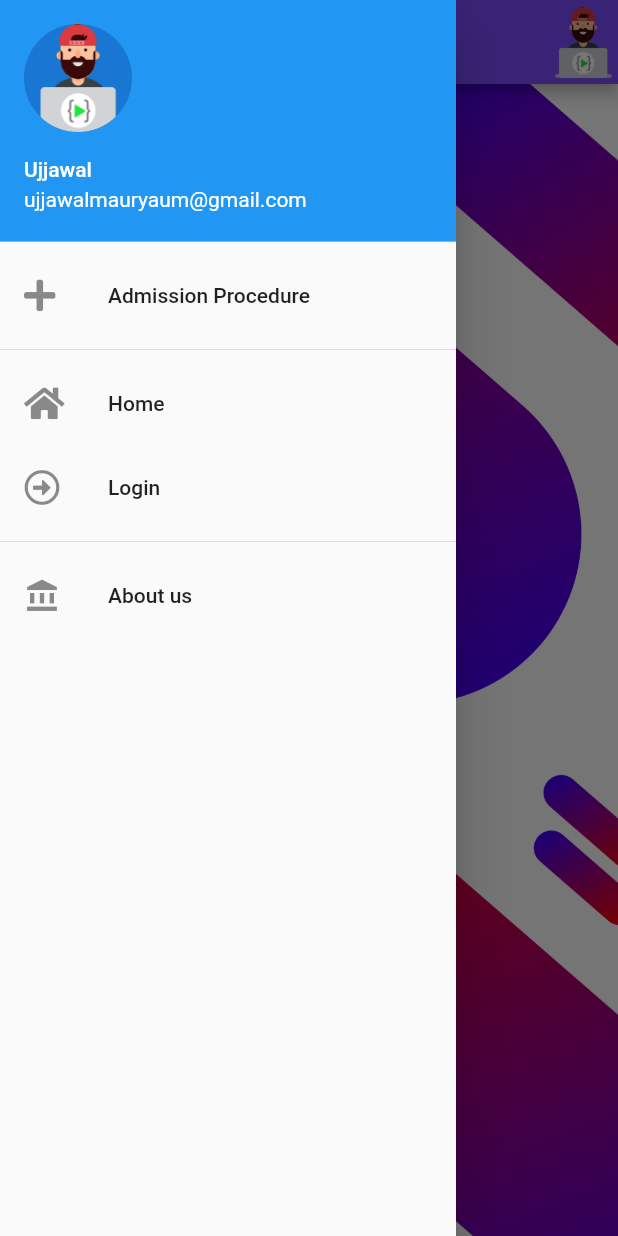
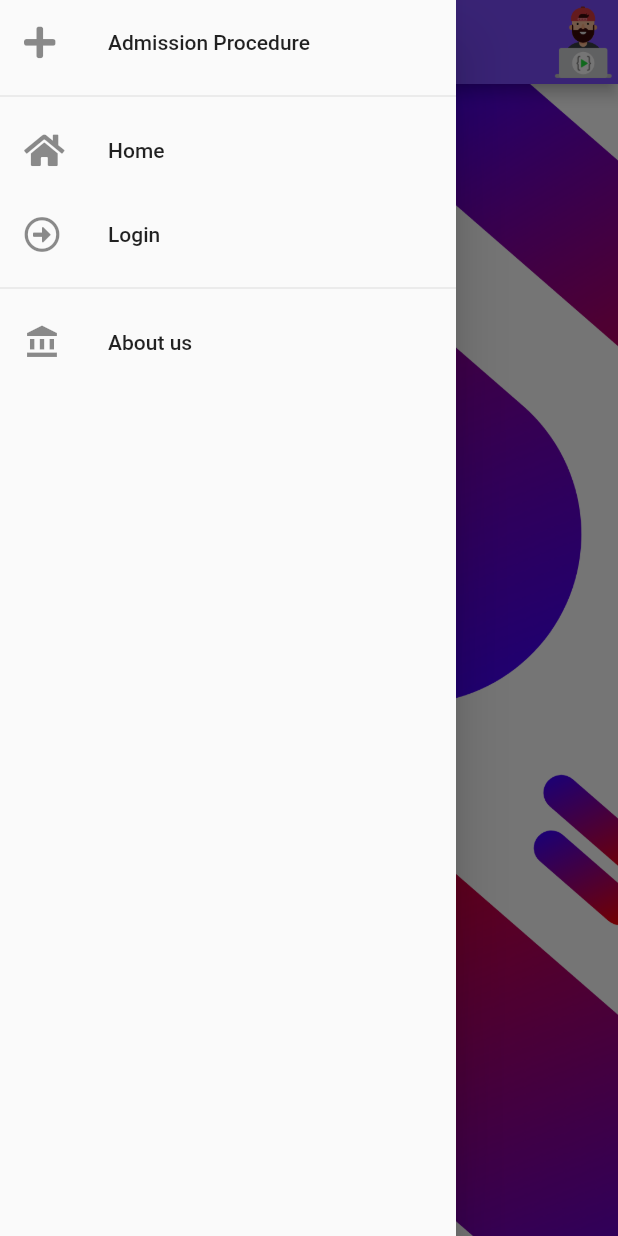
Before and after one commit to Ujjawalmaurya/ProjectDigishala, a Flutter app: the AboutUs screen opened by its route, with the side drawer open, on a phone screen of 412 x 824 dp. Run offline on Flutter 3.47's test engine with Material 2 defaults, Android fonts, the phone set to English and light mode, and no system bars; our stand-ins replace firebase_auth, font_awesome_flutter, youtube_player_flutter; accounts and stored records are empty.

Commit message:
cleaned(!completely)

```diff
--- a/lib/aboutUs/aboutUs.dart
+++ b/lib/aboutUs/aboutUs.dart
@@ -17,6 +17,9 @@
     return Scaffold(
       appBar: AppBar(
         actions: <Widget>[
+          ////==============================
+          ///logo with hero animation
+          ////==============================
           Hero(
             tag: 'logo',
             child: Image(
@@ -28,16 +31,20 @@
         title: Text("About Us"),
         leading: Icon(Icons.account_box),
       ),
+      ////=======
+      ///Drawer==
       drawer: Drawer(
         child: ListView(
           children: <Widget>[
-            UserAccountsDrawerHeader(
-              accountName: Text("Ujjawal"),
-              accountEmail: Text("ujjawalmauryaum@gmail.com"),
-              currentAccountPicture: CircleAvatar(
-                backgroundImage: AssetImage("assets/mascot.png"),
-              ),
-            ),
+            // UserAccountsDrawerHeader(
+            //   accountName: Text("Username"),
+            //   accountEmail: Text("usename@email.com"),
+            //   currentAccountPicture: CircleAvatar(
+            //     backgroundImage: AssetImage("assets/mascot.png"),
+            //   ),
+            // ),
+            ////================
+            //tiles=============
             ListTile(
               title: Text("Admission Procedure"),
               leading: FaIcon(FontAwesomeIcons.plus),
--- a/lib/main.dart
+++ b/lib/main.dart
@@ -14,6 +14,7 @@
     return MaterialApp(
       //
       //
+      ///routes
       //
       initialRoute: HomePage.id,
       routes: {
```
Also changed, not shown: lib/homepage.dart (+11 -0 lines), lib/student/stuLoginPage.dart (+15 -2 lines), lib/student/stuZone.dart (+11 -2 lines).
